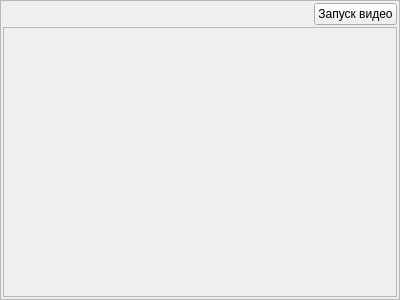
This is python/lidar_frame/controls/video_frame.ui in AlexLexx706/robocar as Qt 5 draws it before an edit. The edited form follows.
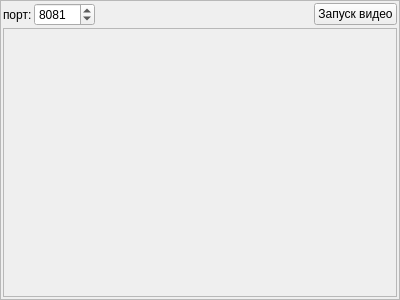
This is the edited form.

The edit to the form file:
```diff
--- a/python/lidar_frame/controls/video_frame.ui
+++ b/python/lidar_frame/controls/video_frame.ui
@@ -28,6 +28,23 @@
    </property>
    <item>
     <layout class="QHBoxLayout" name="horizontalLayout">
+     <item>
+      <widget class="QLabel" name="label">
+       <property name="text">
+        <string>порт:</string>
+       </property>
+      </widget>
+     </item>
+     <item>
+      <widget class="QSpinBox" name="spinBox_port">
+       <property name="maximum">
+        <number>65000</number>
+       </property>
+       <property name="value">
+        <number>8081</number>
+       </property>
+      </widget>
+     </item>
      <item>
       <spacer name="horizontalSpacer">
        <property name="orientation">
```
